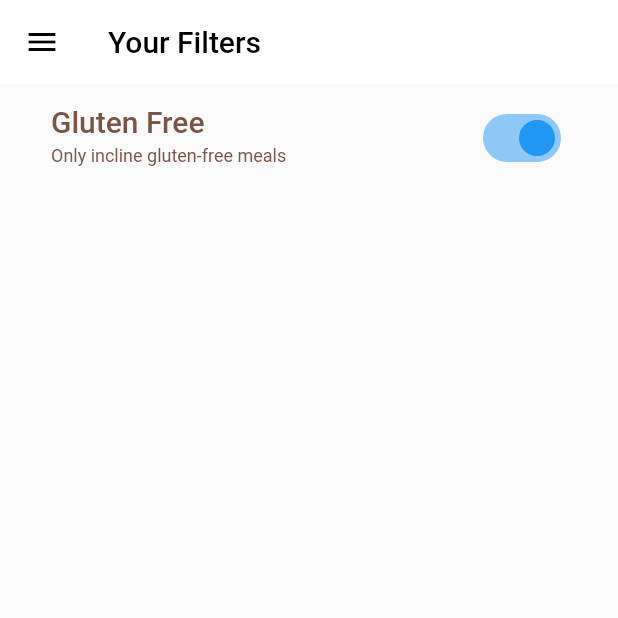
After one commit to MoosaZK/meals_app, a Flutter app: the FilterScreen screen opened directly, after a tap on "Gluten Free", on a phone screen of 412 x 824 dp, the top half of it. The commit adds this screen. Run offline on Flutter 3.47's test engine with Material 2 defaults, Android fonts, the phone set to English and light mode, and no system bars; our stand-ins replace google_fonts, transparent_image.

Commit message:
added filter page

```diff
--- /dev/null
+++ b/lib/screens/filters.dart
@@ -0,0 +1,60 @@
+import 'package:flutter/material.dart';
+import 'package:meals/screens/tabs.dart';
+import 'package:meals/widgets/main_drawer.dart';
+
+class FilterScreen extends StatefulWidget {
+  const FilterScreen({super.key});
+
+  @override
+  State<FilterScreen> createState() {
+    return _FilterScreenState();
+  }
+}
+
+class _FilterScreenState extends State<FilterScreen> {
+  var _glutenFreeFilterSet = false;
+  @override
+  Widget build(BuildContext context) {
+    return Scaffold(
+      appBar: AppBar(
+        title: const Text("Your Filters"),
+      ),
+      drawer: MainDrawer(onSelectScreen: ((identifer) {
+        Navigator.of(context).pop();
+        if (identifer == "meals") {
+          Navigator.of(context).pushReplacement(
+            MaterialPageRoute(
+              builder: (ctx) => const TabsScreen(),
+            ),
+          );
+        }
+      })),
+      body: Column(children: [
+        SwitchListTile(
+          value: _glutenFreeFilterSet,
+          onChanged: (isChecked) {
+            setState(() {
+              _glutenFreeFilterSet = isChecked;
+            });
+          },
+          title: Text(
+            'Gluten Free',
+            style: Theme.of(context).textTheme.titleLarge!.copyWith(
+                  color: Colors.brown,
+                ),
+          ),
+          subtitle: Text(
+            "Only incline gluten-free meals",
+            style: Theme.of(context).textTheme.labelMedium!.copyWith(
+                  color: Colors.brown,
+                ),
+          ),
+          activeColor: Theme.of(context).colorScheme.tertiary,
+          inactiveThumbColor: Theme.of(context).colorScheme.tertiary,
+          inactiveTrackColor: Colors.grey,
+          contentPadding: const EdgeInsets.only(left: 34, right: 34),
+        ),
+      ]),
+    );
+  }
+}
--- a/lib/screens/tabs.dart
+++ b/lib/screens/tabs.dart
@@ -1,6 +1,7 @@
 import 'package:flutter/material.dart';
 import 'package:meals/models/meal.dart';
 import 'package:meals/screens/categories.dart';
+import 'package:meals/screens/filters.dart';
 import 'package:meals/screens/meals.dart';
 import 'package:meals/widgets/main_drawer.dart';
 
@@ -44,9 +45,13 @@ class _TabsScreenState extends State<TabsScreen> {
   }
 
   void _setScreen(String identifier) {
+    Navigator.of(context).pop();
     if (identifier == "Filters") {
-    } else {
-      Navigator.of(context).pop();
+      Navigator.of(context).pushReplacement(
+        MaterialPageRoute(
+          builder: (ctx) => const FilterScreen(),
+        ),
+      );
     }
   }
 
```
